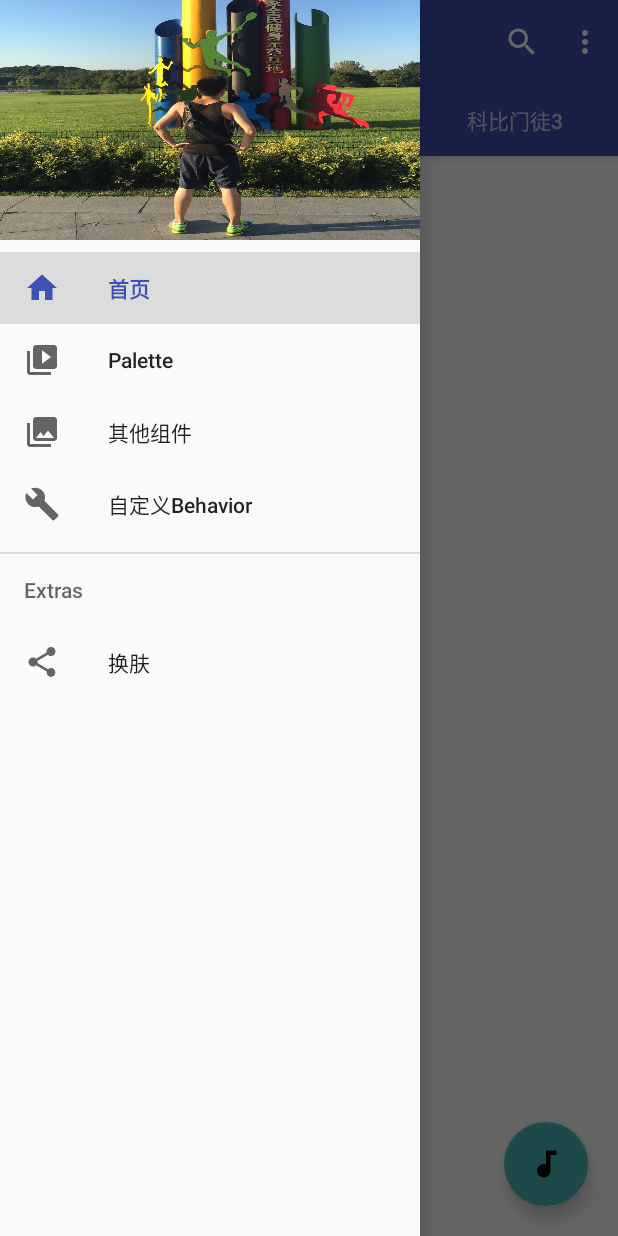
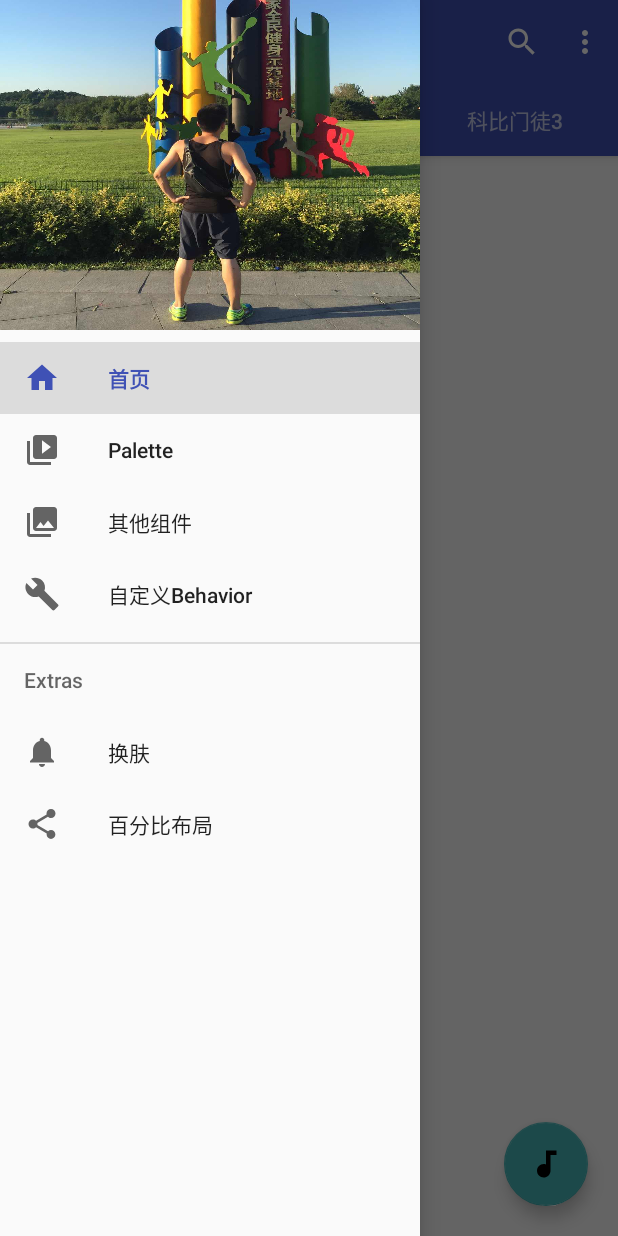
Before and after one commit to KobeBryant824/MaterialDesignSample, an Android app: the screen it shows after launch (MainActivity), with the side drawer open, on a phone screen of 412 x 824 dp. Run offline under Robolectric (Android 15) with nearby library versions, the phone set to English and light mode, and no system bars; libraries missing offline, so code that uses them is left out: com.github.jdsjlzx.interfaces, com.github.jdsjlzx.recyclerview; 12 statements that could not run were skipped.

Commit message:
添加Percent百分比布局

```diff
--- a/app/build.gradle
+++ b/app/build.gradle
@@ -34,6 +34,7 @@ dependencies {
     compile 'com.android.support:design:25.3.1'
     compile 'com.android.support:cardview-v7:25.3.1'
     compile 'com.android.support:palette-v7:25.3.1'
+    compile 'com.android.support:percent:25.3.1'
 
     compile 'com.github.jdsjlzx:LRecyclerView:1.4.2'
 }
--- a/app/src/main/java/com/cxh/materialdesignsample/activity/MainActivity.java
+++ b/app/src/main/java/com/cxh/materialdesignsample/activity/MainActivity.java
@@ -21,6 +21,7 @@ import com.cxh.materialdesignsample.fragment.HomeFragment;
 import com.cxh.materialdesignsample.fragment.OtherWidgetFragment;
 import com.cxh.materialdesignsample.fragment.BehaviorFragment;
 import com.cxh.materialdesignsample.fragment.PaletteFragment;
+import com.cxh.materialdesignsample.fragment.PercentFragment;
 
 public class MainActivity extends BaseActivity implements NavigationView.OnNavigationItemSelectedListener {
     private ActionBarDrawerToggle mDrawerToggle;
@@ -130,6 +131,8 @@ public class MainActivity extends BaseActivity implements NavigationView.OnNavig
                 AppCompatDelegate.setDefaultNightMode(AppCompatDelegate.MODE_NIGHT_NO);
 
             recreate();
+        } else if (id == R.id.nav_percent){
+            switchContent(new PercentFragment());
         }
         return true;
     }
--- a/app/src/main/res/menu/activity_main_drawer.xml
+++ b/app/src/main/res/menu/activity_main_drawer.xml
@@ -25,8 +25,12 @@
         <menu>
             <item
                     android:id="@+id/nav_skin"
+                    android:icon="@drawable/ic_notifications_black_24dp"
+                    android:title="换肤"/>
+            <item
+                    android:id="@+id/nav_percent"
                     android:icon="@drawable/ic_menu_share"
-                    android:title="换肤"/>
+                    android:title="百分比布局"/>
         </menu>
     </item>
 
--- a/app/src/main/res/values/dimens.xml
+++ b/app/src/main/res/values/dimens.xml
@@ -3,7 +3,7 @@
     <dimen name="activity_horizontal_margin">16dp</dimen>
     <dimen name="activity_vertical_margin">16dp</dimen>
     <dimen name="nav_header_vertical_spacing">16dp</dimen>
-    <dimen name="nav_header_height">160dp</dimen>
+    <dimen name="nav_header_height">220dp</dimen>
     <dimen name="fab_margin">16dp</dimen>
     <dimen name="subheading">16sp</dimen>
 
```
Also changed, not shown: 1 other file.
